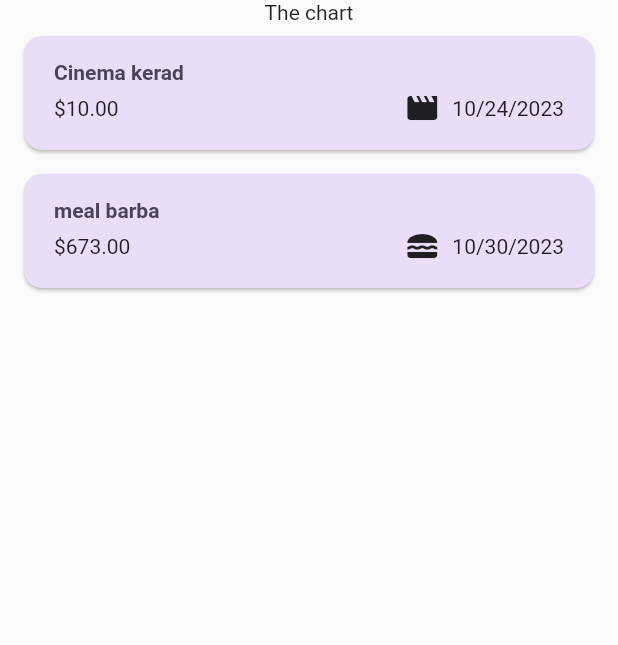
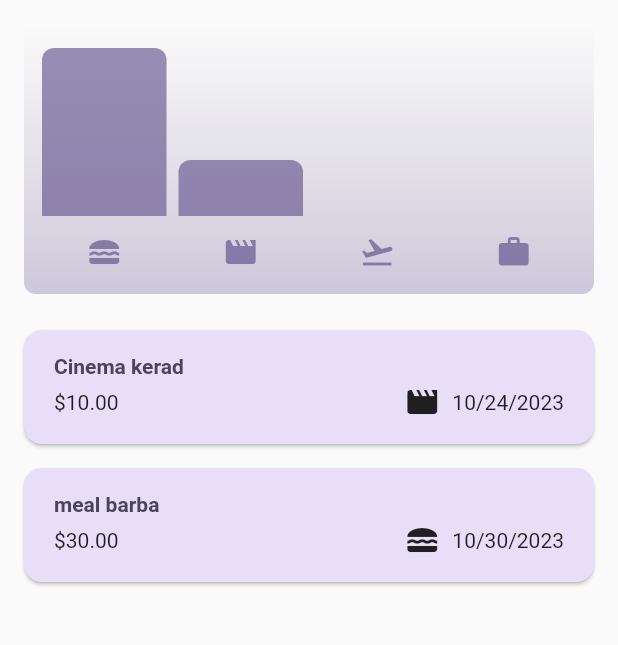
Before and after one commit to dani-edo/expense_tracker, a Flutter app: the screen it shows after launch, on a phone screen of 412 x 824 dp, the part 84-729 px from its top. Run offline on Flutter 3.47's test engine with Material 2 defaults, Android fonts, the phone set to English and light mode, and no system bars.

Commit message:
use chart

```diff
--- a/lib/widgets/expenses.dart
+++ b/lib/widgets/expenses.dart
@@ -1,3 +1,4 @@
+import 'package:expense_tracker/widgets/chart/chart.dart';
 import 'package:expense_tracker/widgets/expenses_list/expenses_list.dart';
 import 'package:expense_tracker/widgets/new_expense.dart';
 import 'package:flutter/material.dart';
@@ -19,7 +20,7 @@ class _ExpensesState extends State<Expenses> {
       category: Category.leisure,
     ),
     Expense(
-      amount: 673,
+      amount: 30,
       title: 'meal barba',
       date: DateTime.parse('2023-10-30'),
       category: Category.food,
@@ -85,7 +86,7 @@ class _ExpensesState extends State<Expenses> {
       ),
       body: Column(
         children: [
-          const Text('The chart'),
+          Chart(expenses: _registerExpenses),
           Expanded(
             child: mainContent,
           )
```
